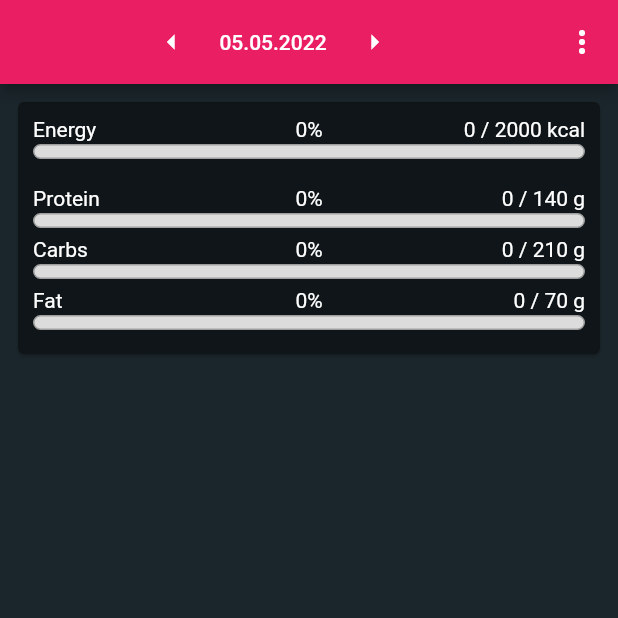
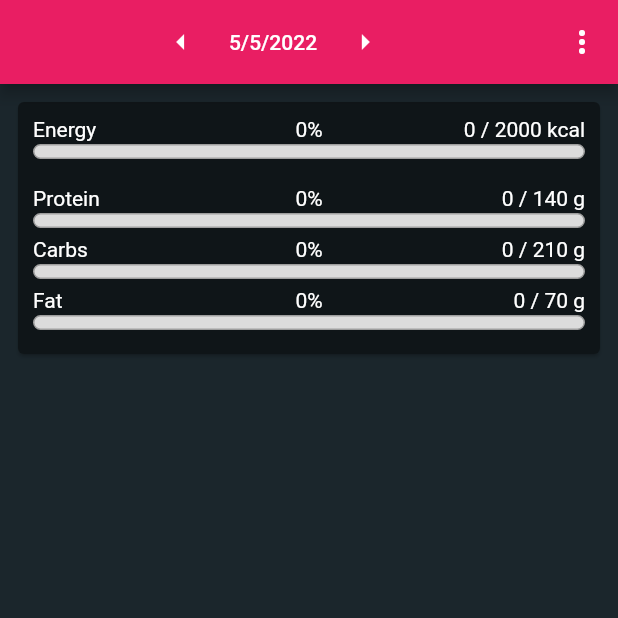
Before and after one commit to christianfl/Energize, a Flutter app: the screen it shows after launch, on a phone screen of 412 x 824 dp, the top half of it. Run offline on Flutter 3.47's test engine with Material 2 defaults, Android fonts, the phone set to English and light mode, and no system bars; drawn by our look-alikes of flutter_speed_dial; our stand-ins replace dio, shared_preferences, sqflite, table_calendar; missing offline and left inert: encrypt, openfoodfacts, qr_code_scanner; accounts and stored records are empty; generated files the repository leaves out were written again.

Commit message:
Format selected tracking day corresponding to user's device language

```diff
--- a/lib/pages/tab_tracking/tracking_page.dart
+++ b/lib/pages/tab_tracking/tracking_page.dart
@@ -2,13 +2,13 @@ import 'package:flutter/material.dart';
 import 'package:flutter/rendering.dart';
 import 'package:flutter_gen/gen_l10n/app_localizations.dart';
 import 'package:flutter_speed_dial/flutter_speed_dial.dart';
-import 'package:intl/intl.dart';
 import 'package:provider/provider.dart';
 import 'package:table_calendar/table_calendar.dart';
 
 import './detailed_summary_sub_page.dart';
 import '../../providers/tracked_food_provider.dart';
 import '../../services/complete_days_database_service.dart';
+import '../../utils/date_util.dart';
 import '../../widgets/food_input.dart';
 import '../../widgets/macro_chart.dart';
 import '../../widgets/tracked_food_list.dart';
@@ -19,7 +19,6 @@ class TrackingPage extends StatefulWidget {
 }
 
 class _TrackingPageState extends State<TrackingPage> {
-  final df = new DateFormat('dd.MM.yyyy');
   var _selectedDate = DateTime.now();
   bool? _isSelectedDateCompleted;
   final _scrollController = ScrollController();
@@ -281,11 +280,7 @@ class _TrackingPageState extends State<TrackingPage> {
               color: Colors.white,
             ),
             TextButton(
-              child: Text(
-                df.format(
-                  _selectedDate,
-                ),
-              ),
+              child: Text(DateUtil.getDate(_selectedDate, context)),
               onPressed: () => _pickDateDialog(context),
               style: TextButton.styleFrom(primary: Colors.white),
             ),
--- /dev/null
+++ b/lib/utils/date_util.dart
@@ -0,0 +1,23 @@
+import 'package:flutter/material.dart';
+import 'package:intl/intl.dart';
+
+/// Utility Class for date(-time) representation
+class DateUtil {
+  /// Returns String representation of a date without time
+  static String getDate(
+    DateTime dateTime,
+    BuildContext context,
+  ) {
+    if (Localizations.localeOf(context) == Locale('de')) {
+      // Use two digit dd.MM.yyyy representation
+      return DateFormat(
+        'dd.MM.yyyy',
+      ).format(dateTime);
+    } else {
+      // Use standard representation of the user's language
+      return DateFormat.yMd(
+        Localizations.localeOf(context).toString(),
+      ).format(dateTime);
+    }
+  }
+}
```
